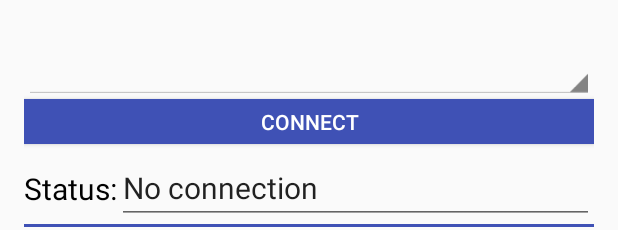
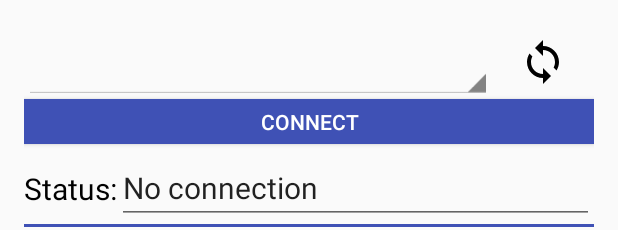
Before and after one commit to Meosit/Wi-Fi-File-Hook, an Android app: the layout activity_main.xml on its own in the app's theme, with its tools: preview values and no code run, on a phone screen of 412 x 824 dp. Shown: the top 230 px of the screen. Run offline under Robolectric (Android 15) with nearby library versions, the phone set to English and light mode, and no system bars.

Commit message:
Refresh button added, connection status updates on start now

```diff
--- /dev/null
+++ b/app/src/main/res/drawable/ic_refresh.xml
@@ -0,0 +1,4 @@
+<vector android:height="32dp" android:viewportHeight="24.0"
+    android:viewportWidth="24.0" android:width="32dp" xmlns:android="http://schemas.android.com/apk/res/android">
+    <path android:fillColor="#FF000000" android:pathData="M12,4L12,1L8,5l4,4L12,6c3.31,0 6,2.69 6,6 0,1.01 -0.25,1.97 -0.7,2.8l1.46,1.46C19.54,15.03 20,13.57 20,12c0,-4.42 -3.58,-8 -8,-8zM12,18c-3.31,0 -6,-2.69 -6,-6 0,-1.01 0.25,-1.97 0.7,-2.8L5.24,7.74C4.46,8.97 4,10.43 4,12c0,4.42 3.58,8 8,8v3l4,-4 -4,-4v3z"/>
+</vector>
--- a/app/src/main/res/layout/activity_main.xml
+++ b/app/src/main/res/layout/activity_main.xml
@@ -37,24 +37,24 @@
         style="@android:style/Widget.Holo.Light.Spinner"
         android:layout_width="wrap_content"
         android:layout_height="50dp"
-        android:layout_alignParentEnd="true"
         android:layout_alignParentLeft="true"
-        android:layout_alignParentRight="true"
         android:layout_alignParentStart="true"
-        android:layout_alignParentTop="true" />
+        android:layout_alignParentTop="true"
+        android:layout_toLeftOf="@+id/activity.main.button.refresh"
+        android:layout_toStartOf="@+id/activity.main.button.refresh" />
 
     <Button
         android:id="@+id/activity.main.button.wifi_connect"
         android:layout_width="wrap_content"
         android:layout_height="30dp"
-        android:layout_alignEnd="@+id/activity.main.spinner.wifi_list"
         android:layout_alignParentLeft="true"
         android:layout_alignParentStart="true"
-        android:layout_alignRight="@+id/activity.main.spinner.wifi_list"
         android:layout_below="@+id/activity.main.spinner.wifi_list"
         android:background="@color/colorPrimary"
         android:text="@string/activity.main.button.wifi_connect.connect"
-        android:textColor="@android:color/white" />
+        android:textColor="@android:color/white"
+        android:layout_alignRight="@+id/activity.main.label.sync_time"
+        android:layout_alignEnd="@+id/activity.main.label.sync_time" />
 
     <EditText
         android:id="@+id/activity.main.input.status"
@@ -170,4 +170,17 @@
         android:checked="true"
         android:text="@string/activity.main.checkbox.open_if_can" />
 
+    <ImageButton
+        android:layout_width="wrap_content"
+        android:layout_height="wrap_content"
+        android:background="?android:selectableItemBackground"
+        android:id="@+id/activity.main.button.refresh"
+        android:layout_above="@+id/activity.main.button.wifi_connect"
+        android:layout_alignParentRight="true"
+        android:layout_alignParentEnd="true"
+        android:src="@drawable/ic_refresh"
+        android:layout_alignParentTop="true"
+        android:layout_alignLeft="@+id/activity.main.label.sync_time"
+        android:layout_alignStart="@+id/activity.main.label.sync_time" />
+
 </RelativeLayout>
```
Also changed, not shown: app/src/main/java/by/mksn/wififilehook/activity/MainActivity.java (+12 -2 lines), app/src/main/java/by/mksn/wififilehook/adapter/ScanResultArrayAdapter.java (+9 -2 lines), app/src/main/res/layout/scan_result_spinner_item.xml (+5 -4 lines).
